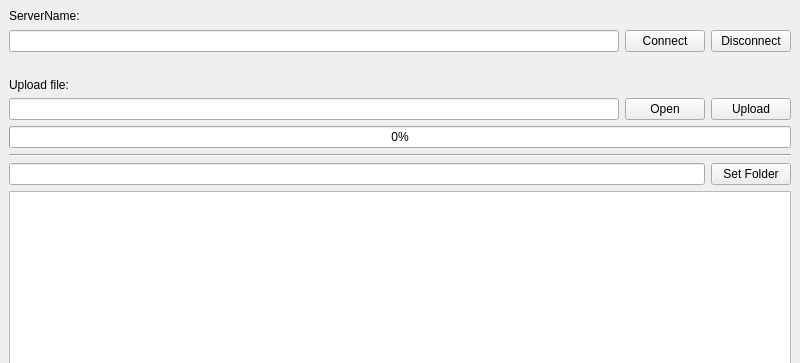
The window that tebrafile/mainwindow.ui (MATF-RS20/RS022-tebrafile) describes before a commit, drawn with Qt 5; both pictures show x 0 to 800 and y 0 to 363 of the 800 by 600 pixel window.
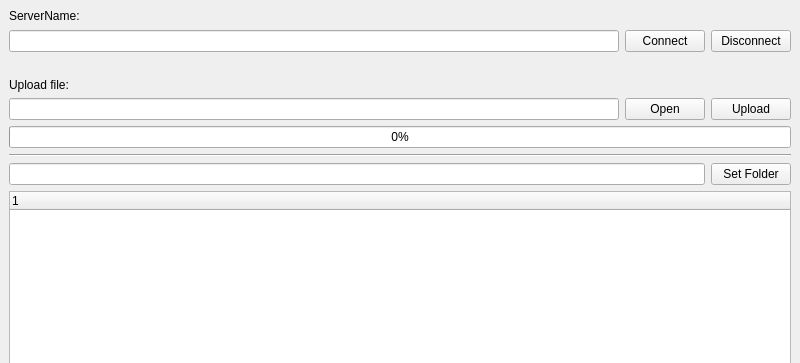
The same window after the commit.

```diff
--- a/tebrafile/mainwindow.ui
+++ b/tebrafile/mainwindow.ui
@@ -121,7 +121,13 @@
      </layout>
     </item>
     <item>
-     <widget class="QListWidget" name="fileList"/>
+     <widget class="QTreeWidget" name="treeWidget">
+      <column>
+       <property name="text">
+        <string notr="true">1</string>
+       </property>
+      </column>
+     </widget>
     </item>
     <item>
      <widget class="QProgressBar" name="downloadProgress">
```
